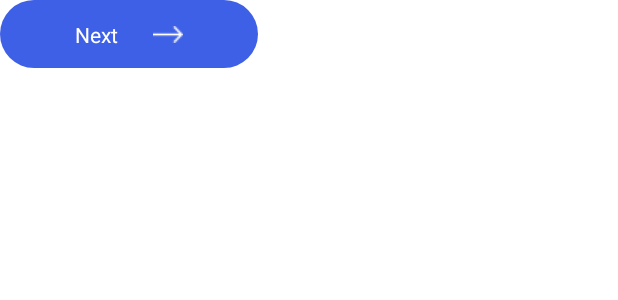
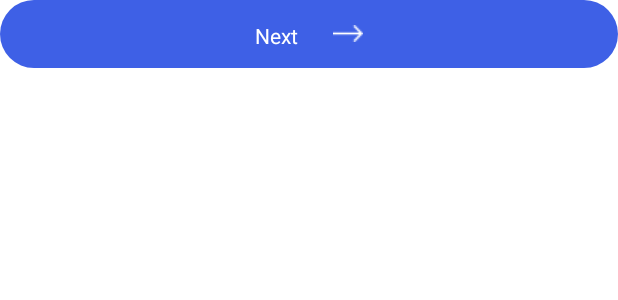
Before and after one commit to harishPadmanabh-accubits/EmcashCustomer, an Android app: the layout custom_view_onboarding_next_btn.xml on its own in the app's theme, with its tools: preview values and no code run, on a phone screen of 412 x 824 dp. Shown: the top 300 px of the screen. Run offline under Robolectric (Android 15) with nearby library versions, the phone set to English and light mode, and no system bars; Roboto replaces fonts that are not available here.

Commit message:
fix next-button padding issue

```diff
--- a/emcash/src/main/res/layout/custom_view_onboarding_next_btn.xml
+++ b/emcash/src/main/res/layout/custom_view_onboarding_next_btn.xml
@@ -2,15 +2,24 @@
 <androidx.constraintlayout.widget.ConstraintLayout
     xmlns:android="http://schemas.android.com/apk/res/android"
     xmlns:app="http://schemas.android.com/apk/res-auto"
-    android:layout_width="wrap_content"
+    android:layout_width="match_parent"
     android:background="@drawable/blue_rounded"
     android:layout_height="45dp">
+
+    <LinearLayout
+        android:layout_width="wrap_content"
+        android:layout_height="wrap_content"
+        android:orientation="horizontal"
+        app:layout_constraintBottom_toBottomOf="parent"
+        app:layout_constraintEnd_toEndOf="parent"
+        app:layout_constraintStart_toStartOf="parent"
+        app:layout_constraintTop_toTopOf="parent">
 
         <TextView
             android:id="@+id/tv_next"
             android:layout_width="wrap_content"
             android:layout_height="wrap_content"
-        android:layout_marginStart="50dp"
+            android:layout_gravity="center"
             android:layout_marginTop="14dp"
             android:layout_marginBottom="14dp"
             android:fontFamily="@font/roboto"
@@ -24,13 +33,14 @@
         <androidx.appcompat.widget.AppCompatImageView
             android:layout_width="wrap_content"
             android:layout_height="wrap_content"
+            android:layout_gravity="center"
             android:layout_marginStart="23dp"
-        android:layout_marginEnd="50dp"
             android:src="@drawable/arrow_forward"
             app:layout_constraintBottom_toBottomOf="@+id/tv_next"
             app:layout_constraintEnd_toEndOf="parent"
             app:layout_constraintHorizontal_bias="0.0"
             app:layout_constraintStart_toEndOf="@+id/tv_next"
             app:layout_constraintTop_toTopOf="@+id/tv_next" />
+    </LinearLayout>
 
 </androidx.constraintlayout.widget.ConstraintLayout>
--- a/emcash/src/main/res/layout/fragment_first_intro.xml
+++ b/emcash/src/main/res/layout/fragment_first_intro.xml
@@ -19,7 +19,7 @@
 
     <com.emcash.customerapp.utils.OnboardingNextButton
         android:id="@+id/btn_next"
-        android:layout_width="wrap_content"
+        android:layout_width="170dp"
         android:layout_height="wrap_content"
         android:layout_marginBottom="@dimen/dp40"
         app:buttonText="Next"
--- a/emcash/src/main/res/layout/fragment_fourth_intro.xml
+++ b/emcash/src/main/res/layout/fragment_fourth_intro.xml
@@ -19,7 +19,7 @@
 
     <com.emcash.customerapp.utils.OnboardingNextButton
         android:id="@+id/btn_next"
-        android:layout_width="wrap_content"
+        android:layout_width="170dp"
         android:layout_height="wrap_content"
         app:buttonText="Next"
         android:layout_marginBottom="@dimen/dp40"
--- a/emcash/src/main/res/layout/fragment_second_intro.xml
+++ b/emcash/src/main/res/layout/fragment_second_intro.xml
@@ -19,7 +19,7 @@
 
     <com.emcash.customerapp.utils.OnboardingNextButton
         android:id="@+id/btn_next"
-        android:layout_width="wrap_content"
+        android:layout_width="170dp"
         android:layout_height="wrap_content"
         app:buttonText="Next"
         android:layout_marginBottom="@dimen/dp40"
--- a/emcash/src/main/res/layout/fragment_third_intro.xml
+++ b/emcash/src/main/res/layout/fragment_third_intro.xml
@@ -19,7 +19,7 @@
 
     <com.emcash.customerapp.utils.OnboardingNextButton
         android:id="@+id/btn_next"
-        android:layout_width="wrap_content"
+        android:layout_width="170dp"
         android:layout_height="wrap_content"
         android:layout_marginBottom="@dimen/dp40"
         app:buttonText="Next"
```
Lines whose indentation alone changed are shown as unchanged.
